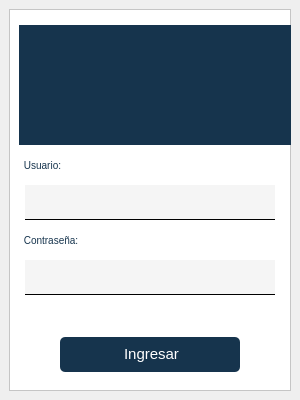
Before: the Qt Designer form app/ui/login.ui in AlejaRosero/TUA-ACTUALIZADO, drawn with Qt 5.
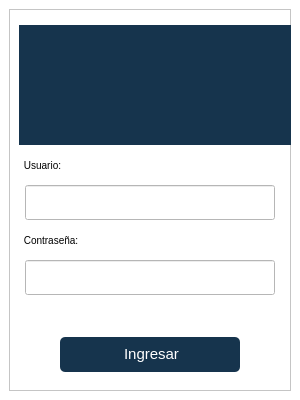
After: the same form once the commit is applied. Icons and pictures are not drawn.

The edit to the form file:
```diff
--- a/app/ui/login.ui
+++ b/app/ui/login.ui
@@ -32,7 +32,7 @@
    <string>MainWindow</string>
   </property>
   <property name="styleSheet">
-   <string notr="true"/>
+   <string notr="true">background-color: rgb(255, 255, 255);</string>
   </property>
   <widget class="QWidget" name="centralwidget">
    <layout class="QGridLayout" name="gridLayout">
@@ -87,20 +87,8 @@
        <item>
         <widget class="QToolButton" name="toolButton">
          <property name="styleSheet">
-          <string notr="true">QToolButton {
-    border: none; /* Sin bordes */
-    background-color: rgb(255, 255, 255); /* Fondo blanco */
-    color: rgb(22, 52, 77); /* Texto en color azul oscuro */
-    font: 10px; /* Tamaño de fuente */
-    cursor: not-allowed; /* Cambiar el cursor a uno que indique que no se puede interactuar */
-}
-
-QToolButton:disabled {
-    background-color: rgb(255, 255, 255); /* Fondo blanco cuando está deshabilitado */
-    color: rgb(22, 52, 77); /* Texto en el mismo color */
-    cursor: not-allowed; /* Cursor para indicar que no se puede hacer nada */
-}
-</string>
+          <string notr="true">border:none;
+font:10px;</string>
          </property>
          <property name="text">
           <string>Usuario:</string>
@@ -143,6 +131,30 @@
     border-radius: 0px; /* Sin bordes redondeados */
     padding: 5px; /* Espaciado interno */
     font: 10px;
+QLineEdit {
+
+    background-color: #f5f5f5; /* Gris más claro cuando se escribe */
+    border: none; /* Sin bordes generales */
+    border-bottom: 1px solid #000000; /* Solo borde inferior inicial */
+    border-radius: 0px; /* Sin bordes redondeados */
+    padding: 5px; /* Espaciado interno */
+    font: 10px;
+
+	margin-right: 8px; /* Margen a la derecha de 10px */
+}
+
+/* Al pasar el mouse, se agregan los bordes izquierdo y derecho */
+QLineEdit:hover {
+    border-bottom: 2px solid #16344D; /* Mantiene el borde inferior */
+}
+
+/* Al hacer clic (foco), se mantiene igual que el hover */
+QLineEdit:focus {
+    border-bottom: 2px solid #16344D;
+    background-color: #e0e0e0; /* Gris más claro cuando se escribe */
+    box-shadow: 0 0 5px rgba(0, 0, 0, 0.3); /* Sombra opcional al activar */
+}
+
 }
 
 /* Al pasar el mouse, se agregan los bordes izquierdo y derecho */
@@ -166,20 +178,8 @@
        <item>
         <widget class="QToolButton" name="toolButton_2">
          <property name="styleSheet">
-          <string notr="true">QToolButton {
-    border: none; /* Sin bordes */
-    background-color: rgb(255, 255, 255); /* Fondo blanco */
-    color: rgb(22, 52, 77); /* Texto en color azul oscuro */
-    font: 10px; /* Tamaño de fuente */
-    cursor: not-allowed; /* Cambiar el cursor a uno que indique que no se puede interactuar */
-}
-
-QToolButton:disabled {
-    background-color: rgb(255, 255, 255); /* Fondo blanco cuando está deshabilitado */
-    color: rgb(22, 52, 77); /* Texto en el mismo color */
-    cursor: not-allowed; /* Cursor para indicar que no se puede hacer nada */
-}
-</string>
+          <string notr="true">border:none;
+font:10px;</string>
          </property>
          <property name="text">
           <string>Contraseña:</string>
@@ -222,6 +222,30 @@
     border-radius: 0px; /* Sin bordes redondeados */
     padding: 5px; /* Espaciado interno */
     font: 10px;
+QLineEdit {
+
+    background-color: #f5f5f5; /* Gris más claro cuando se escribe */
+    border: none; /* Sin bordes generales */
+    border-bottom: 1px solid #000000; /* Solo borde inferior inicial */
+    border-radius: 0px; /* Sin bordes redondeados */
+    padding: 5px; /* Espaciado interno */
+    font: 10px;
+
+	margin-right: 8px; /* Margen a la derecha de 10px */
+}
+
+/* Al pasar el mouse, se agregan los bordes izquierdo y derecho */
+QLineEdit:hover {
+    border-bottom: 2px solid #16344D; /* Mantiene el borde inferior */
+}
+
+/* Al hacer clic (foco), se mantiene igual que el hover */
+QLineEdit:focus {
+    border-bottom: 2px solid #16344D;
+    background-color: #e0e0e0; /* Gris más claro cuando se escribe */
+    box-shadow: 0 0 5px rgba(0, 0, 0, 0.3); /* Sombra opcional al activar */
+}
+
 }
 
 /* Al pasar el mouse, se agregan los bordes izquierdo y derecho */
```
Left out of the diff: 8 changed lines with no effect on the pictures.
